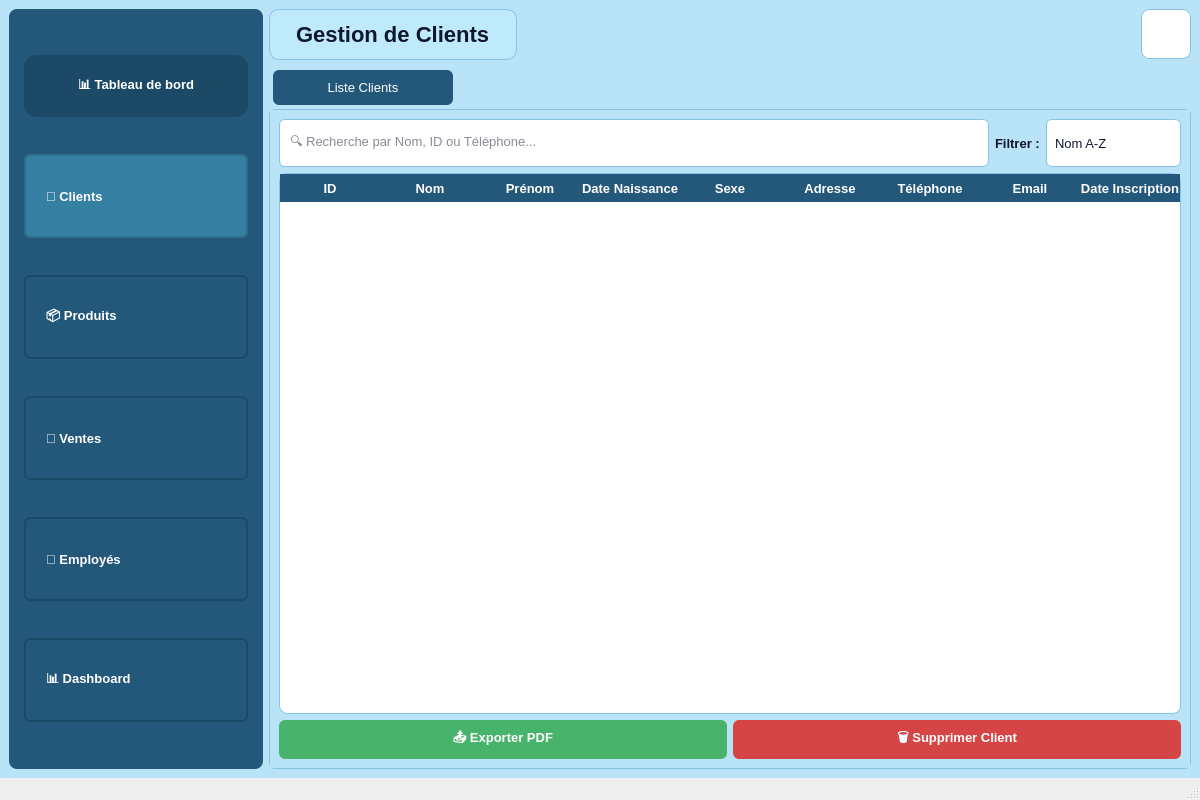
Esprit-UP-Algo/projetcpp-2a25-s1-smart-optical-store, file gclient1.ui: the form before one commit.
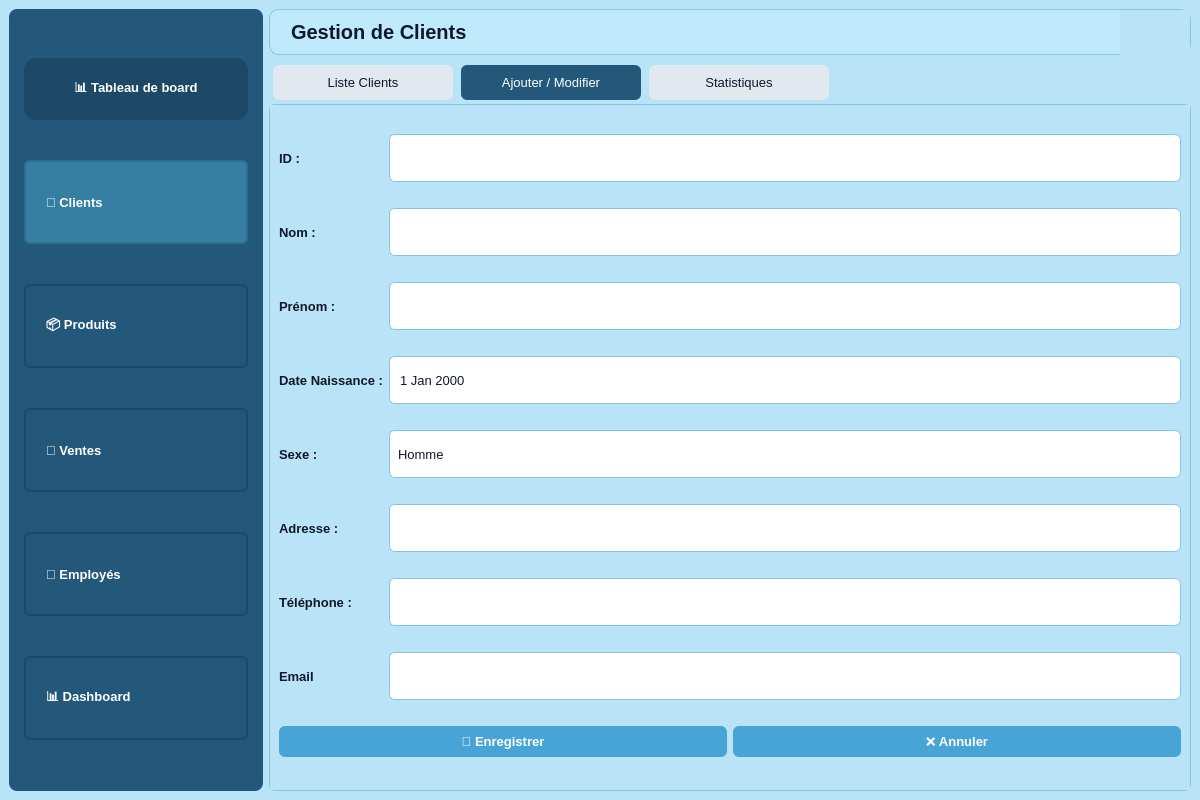
The form after the commit. The open tabs and pages were chosen to show the change. Icons and pictures are not drawn.

Diff of the .ui file:
```diff
--- a/gclient1.ui
+++ b/gclient1.ui
@@ -17,60 +17,45 @@
     <widget class="QWidget" name="centralwidget">
       <property name="styleSheet">
         <string notr="true">
-        QWidget { background-color: #b9e3f7; font-family: "Segoe UI", Tahoma, Geneva, Verdana, sans-serif; font-size: 13px; color: #0f172a; }
-        #sidebarFrame { background-color: #24587a; border-radius: 8px; padding-top: 12px; padding-bottom: 12px; min-height: 100%; }
-        QLabel#sidebarHeader { background-color: #1b4966; color: white; font-weight: 700; padding: 10px 16px; border-radius: 12px; margin: 6px; min-width: 180px; max-height: 42px; }
-        QPushButton#btnClients, QPushButton#btnProduit, QPushButton#btnVentes, QPushButton#btnEmployes, QPushButton#btnDashboard { background-color: #24587a; color: white; border: 2px solid #1b4a67; font-weight: bold; text-align: left; padding: 12px 20px; border-radius: 6px; min-width: 180px; margin: 6px; min-height: 56px; }
-        QPushButton#btnClients { background-color: #357fa3; border: 2px solid #2d6f91; }
-        QPushButton#btnProduit:hover, QPushButton#btnVentes:hover, QPushButton#btnEmployes:hover, QPushButton#btnClients:hover, QPushButton#btnDashboard:hover { background-color: #357fa3; }
-        QLabel#mainTitle { font-size: 22px; font-weight: 800; color: #0f172a; background-color: #bfeafc; padding: 12px 20px; border-radius: 10px; border: 1px solid #89c3e2; }
-        QPushButton { background-color: #48a4d6; color: white; border-radius: 6px; padding: 8px 14px; font-weight: 600; border: none; }
-        QPushButton:hover { background-color: #5ab5e3; }
-        QPushButton#btnDelete { background-color: #d64545; }
-        QPushButton#btnDelete:hover { background-color: #b53030; }
-        QPushButton#btnExport { background-color: #48b36b; }
-        QPushButton#btnExport:hover { background-color: #3da25f; }
-        QLineEdit, QComboBox, QDateEdit { background-color: white; border: 1px solid #89c3e2; border-radius: 6px; padding: 8px; color: #0f172a; min-height: 30px; }
-        QLabel { font-weight: 600; color: #0f172a; }
-        QTableWidget { background-color: white; gridline-color: #90caf9; selection-background-color: #48a4d6; selection-color: white; alternate-background-color: #e9f5fc; border: 1px solid #89c3e2; border-radius: 8px; }
-        QHeaderView::section { background-color: #24587a; color: white; font-weight: bold; height: 28px; border: none; }
-        QTabWidget::pane { border: 1px solid #89c3e2; border-radius: 6px; }
-        QTabBar::tab { background: #e2e8f0; border-radius: 6px; padding: 10px 20px; margin: 4px; color: #0f172a; min-width: 140px; }
-        QTabBar::tab:selected { background: #24587a; color: white; }
-        QComboBox::drop-down, QDateEdit::drop-down { border: none; }
-        QLabel#labelLogoTopRight { background-color: white; border-radius: 8px; border: 1px solid #89c3e2; padding: 3px; }
+          QWidget { background-color: #b9e3f7; font-family: "Segoe UI", Tahoma, Geneva, Verdana, sans-serif; font-size: 13px; color: #0f172a; }
+          #sidebarFrame { background-color: #24587a; border-radius: 8px; padding-top: 12px; padding-bottom: 12px; min-height: 100%; }
+          QLabel#sidebarHeader { background-color: #1b4966; color: white; font-weight: 700; padding: 10px 16px; border-radius: 12px; margin: 6px; min-width: 180px; max-height: 42px; }
+          QPushButton#btnClients, QPushButton#btnProduit, QPushButton#btnVentes, QPushButton#btnEmployes, QPushButton#btnDashboard { background-color: #24587a; color: white; border: 2px solid #1b4a67; font-weight: bold; text-align: left; padding: 12px 20px; border-radius: 6px; min-width: 180px; margin: 6px; min-height: 56px; }
+          QPushButton#btnClients { background-color: #357fa3; border: 2px solid #2d6f91; }
+          QPushButton#btnProduit:hover, QPushButton#btnVentes:hover, QPushButton#btnEmployes:hover, QPushButton#btnClients:hover, QPushButton#btnDashboard:hover { background-color: #357fa3; }
+          QLabel#mainTitle { font-size: 20px; font-weight: 800; color: #0f172a; background-color: #bfeafc; padding: 10px 16px; border-radius: 10px; border: 1px solid #89c3e2; }
+          QPushButton { background-color: #48a4d6; color: white; border-radius: 6px; padding: 8px 14px; font-weight: 600; border: none; }
+          QPushButton:hover { background-color: #5ab5e3; }
+          QPushButton#btnDelete { background-color: #d64545; }
+          QPushButton#btnDelete:hover { background-color: #b53030; }
+          QPushButton#btnExport { background-color: #48b36b; }
+          QPushButton#btnExport:hover { background-color: #3da25f; }
+          QLineEdit, QComboBox, QDateEdit { background-color: white; border: 1px solid #89c3e2; border-radius: 6px; padding: 8px; color: #0f172a; min-height: 30px; }
+          QLabel { font-weight: 600; color: #0f172a; }
+          QTableWidget { background-color: white; gridline-color: #90caf9; selection-background-color: #48a4d6; selection-color: white; alternate-background-color: #e9f5fc; border: 1px solid #89c3e2; border-radius: 8px; }
+          QHeaderView::section { background-color: #24587a; color: white; font-weight: bold; height: 28px; border: none; }
+          QTabWidget::pane { border: 1px solid #89c3e2; border-radius: 6px; }
+          QTabBar::tab { background: #e2e8f0; border-radius: 6px; padding: 10px 20px; margin: 4px; color: #0f172a; min-width: 140px; }
+          QTabBar::tab:selected { background: #24587a; color: white; }
+          QComboBox::drop-down, QDateEdit::drop-down { border: none; }
         </string>
       </property>
-
       <layout class="QHBoxLayout" name="mainLayoutRoot">
         <!-- SIDEBAR -->
         <item>
           <widget class="QFrame" name="sidebarFrame">
-            <property name="frameShape">
-              <enum>QFrame::StyledPanel</enum>
-            </property>
             <layout class="QVBoxLayout" name="sidebarLayout">
               <item>
                 <widget class="QLabel" name="sidebarHeader">
-                  <property name="text"><string>📊 Tableau de bord</string></property>
-                  <property name="alignment"><set>Qt::AlignCenter</set></property>
+                  <property name="text"><string>📊 Tableau de board</string></property>
+                  <property name="alignment"><set>Qt::AlignmentFlag::AlignCenter</set></property>
                 </widget>
               </item>
-              <item>
-                <widget class="QPushButton" name="btnClients"><property name="text"><string>🧍 Clients</string></property></widget>
-              </item>
-              <item>
-                <widget class="QPushButton" name="btnProduit"><property name="text"><string>📦 Produits</string></property></widget>
-              </item>
-              <item>
-                <widget class="QPushButton" name="btnVentes"><property name="text"><string>💸 Ventes</string></property></widget>
-              </item>
-              <item>
-                <widget class="QPushButton" name="btnEmployes"><property name="text"><string>👔 Employés</string></property></widget>
-              </item>
-              <item>
-                <widget class="QPushButton" name="btnDashboard"><property name="text"><string>📊 Dashboard</string></property></widget>
-              </item>
+              <item><widget class="QPushButton" name="btnClients"><property name="text"><string>🧍 Clients</string></property></widget></item>
+              <item><widget class="QPushButton" name="btnProduit"><property name="text"><string>📦 Produits</string></property></widget></item>
+              <item><widget class="QPushButton" name="btnVentes"><property name="text"><string>💸 Ventes</string></property></widget></item>
+              <item><widget class="QPushButton" name="btnEmployes"><property name="text"><string>👔 Employés</string></property></widget></item>
+              <item><widget class="QPushButton" name="btnDashboard"><property name="text"><string>📊 Dashboard</string></property></widget></item>
             </layout>
           </widget>
         </item>
@@ -78,51 +63,7 @@
         <!-- CONTENT AREA -->
         <item>
           <layout class="QVBoxLayout" name="contentAreaLayout">
-
-            <!-- TOP BAR (titre + logo) -->
-            <item>
-              <layout class="QHBoxLayout" name="layoutTopBar">
-                <item>
-                  <widget class="QLabel" name="mainTitle">
-                    <property name="text"><string>Gestion de Clients</string></property>
-                  </widget>
-                </item>
-
-                <item>
-                  <spacer name="horizontalSpacerTopBar">
-                    <property name="orientation"><enum>Qt::Horizontal</enum></property>
-                    <property name="sizeHint">
-                      <size>
-                        <width>20</width>
-                        <height>20</height>
-                      </size>
-                    </property>
-                  </spacer>
-                </item>
-
-                <item>
-                  <widget class="QLabel" name="labelLogoTopRight">
-                    <property name="minimumSize">
-                      <size>
-                        <width>50</width>
-                        <height>50</height>
-                      </size>
-                    </property>
-                    <property name="maximumSize">
-                      <size>
-                        <width>50</width>
-                        <height>50</height>
-                      </size>
-                    </property>
-                    <property name="pixmap"><pixmap>smart_logo.png</pixmap></property>
-                    <property name="scaledContents"><bool>true</bool></property>
-                    <property name="toolTip"><string>Logo</string></property>
-                  </widget>
-                </item>
-              </layout>
-            </item>
-
-            <!-- TABS -->
+            <item><widget class="QLabel" name="mainTitle"><property name="text"><string>Gestion de Clients</string></property></widget></item>
             <item>
               <widget class="QTabWidget" name="tabWidgetMain">
                 <property name="currentIndex"><number>0</number></property>
@@ -180,18 +121,64 @@
                   </layout>
                 </widget>
 
-              </widget> <!-- end tabWidgetMain -->
+                <!-- Tab Ajouter / Modifier -->
+                <widget class="QWidget" name="tabAddClient">
+                  <attribute name="title"><string>Ajouter / Modifier</string></attribute>
+                  <layout class="QGridLayout" name="layoutForm">
+                    <item row="0" column="0"><widget class="QLabel" name="labelID"><property name="text"><string>ID :</string></property></widget></item>
+                    <item row="0" column="1"><widget class="QLineEdit" name="lineEditID"/></item>
+                    <item row="1" column="0"><widget class="QLabel" name="labelNom"><property name="text"><string>Nom :</string></property></widget></item>
+                    <item row="1" column="1"><widget class="QLineEdit" name="lineEditNom"/></item>
+                    <item row="2" column="0"><widget class="QLabel" name="labelPrenom"><property name="text"><string>Prénom :</string></property></widget></item>
+                    <item row="2" column="1"><widget class="QLineEdit" name="lineEditPrenom"/></item>
+                    <item row="3" column="0"><widget class="QLabel" name="labelDateNaissance"><property name="text"><string>Date Naissance :</string></property></widget></item>
+                    <item row="3" column="1"><widget class="QDateEdit" name="dateEditNaissance"><property name="calendarPopup"><bool>true</bool></property></widget></item>
+                    <item row="4" column="0"><widget class="QLabel" name="labelSexe"><property name="text"><string>Sexe :</string></property></widget></item>
+                    <item row="4" column="1">
+                      <widget class="QComboBox" name="comboBoxSexe">
+                        <item><property name="text"><string>Homme</string></property></item>
+                        <item><property name="text"><string>Femme</string></property></item>
+                      </widget>
+                    </item>
+                    <item row="5" column="0"><widget class="QLabel" name="labelAdresse"><property name="text"><string>Adresse :</string></property></widget></item>
+                    <item row="5" column="1"><widget class="QLineEdit" name="lineEditAdresse"/></item>
+                    <item row="6" column="0"><widget class="QLabel" name="labelTelephone"><property name="text"><string>Téléphone :</string></property></widget></item>
+                    <item row="6" column="1"><widget class="QLineEdit" name="lineEditTelephone"/></item>
+                    <item row="7" column="0"><widget class="QLabel" name="labelEmail"><property name="text"><string>Email</string></property></widget></item>
+                    <item row="7" column="1"><widget class="QLineEdit" name="lineEditEmail"/></item>
+                    <item row="8" column="0" colspan="2">
+                      <layout class="QHBoxLayout" name="layoutButtonsForm">
+                        <item><widget class="QPushButton" name="btnSave"><property name="text"><string>💾 Enregistrer</string></property></widget></item>
+                        <item><widget class="QPushButton" name="btnCancel"><property name="text"><string>❌ Annuler</string></property></widget></item>
+                      </layout>
+                    </item>
+                  </layout>
+                </widget>
+
+                <!-- Tab Statistiques -->
+                <widget class="QWidget" name="tabStats">
+                  <attribute name="title"><string>Statistiques</string></attribute>
+                  <layout class="QVBoxLayout" name="layoutStats">
+                    <item><widget class="QLabel" name="labelStatsTitle"><property name="text"><string>📊 Statistiques Clients</string></property></widget></item>
+                    <item><widget class="QLabel" name="labelStatsContent"><property name="text"><string>Graphiques et données statistiques ici...</string></property></widget></item>
+                  </layout>
+                </widget>
+
+              </widget>
             </item>
 
           </layout> <!-- end contentAreaLayout -->
         </item>
-
-      </layout> <!-- end mainLayoutRoot -->
-    </widget> <!-- end centralwidget -->
-
-    <widget class="QMenuBar" name="menubar"/>
-    <widget class="QStatusBar" name="statusbar"/>
-  </widget> <!-- end QMainWindow -->
+      </layout>
+      <widget class="QLabel" name="labelLogoTopRight">
+        <property name="geometry">
+          <rect><x>1120</x><y>10</y><width>70</width><height>70</height></rect>
+        </property>
+        <property name="pixmap"><pixmap>smart_logo.png.jpg</pixmap></property>
+        <property name="scaledContents"><bool>true</bool></property>
+      </widget>
+    </widget>
+  </widget>
   <resources/>
   <connections/>
 </ui>
```
Left out of the diff: 29 changed lines with no effect on the pictures.
